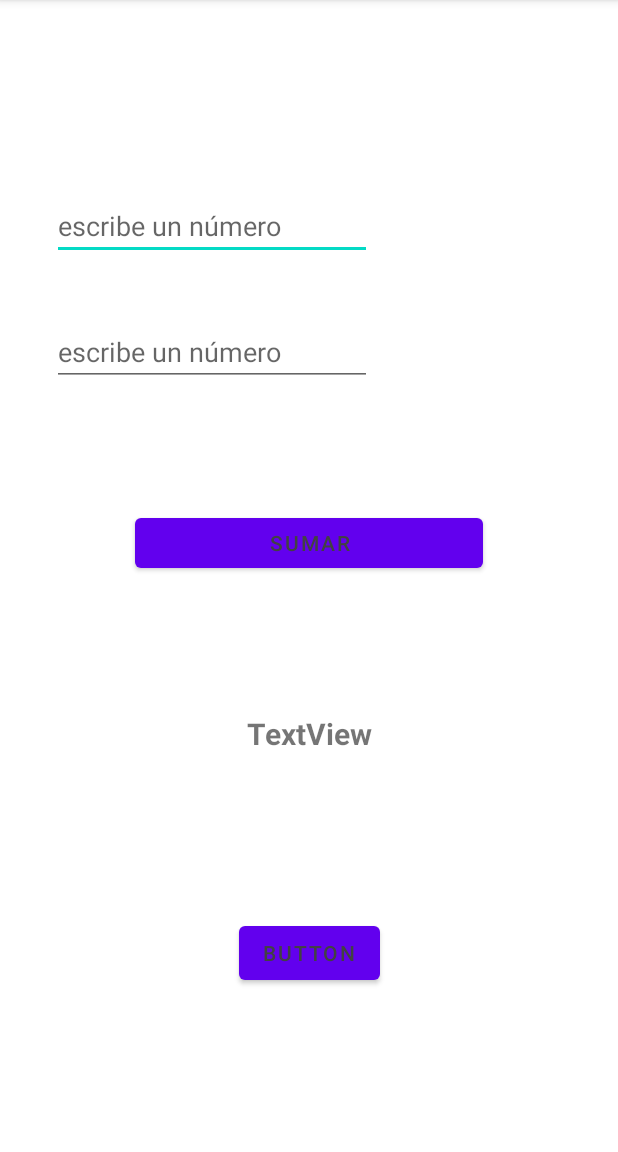
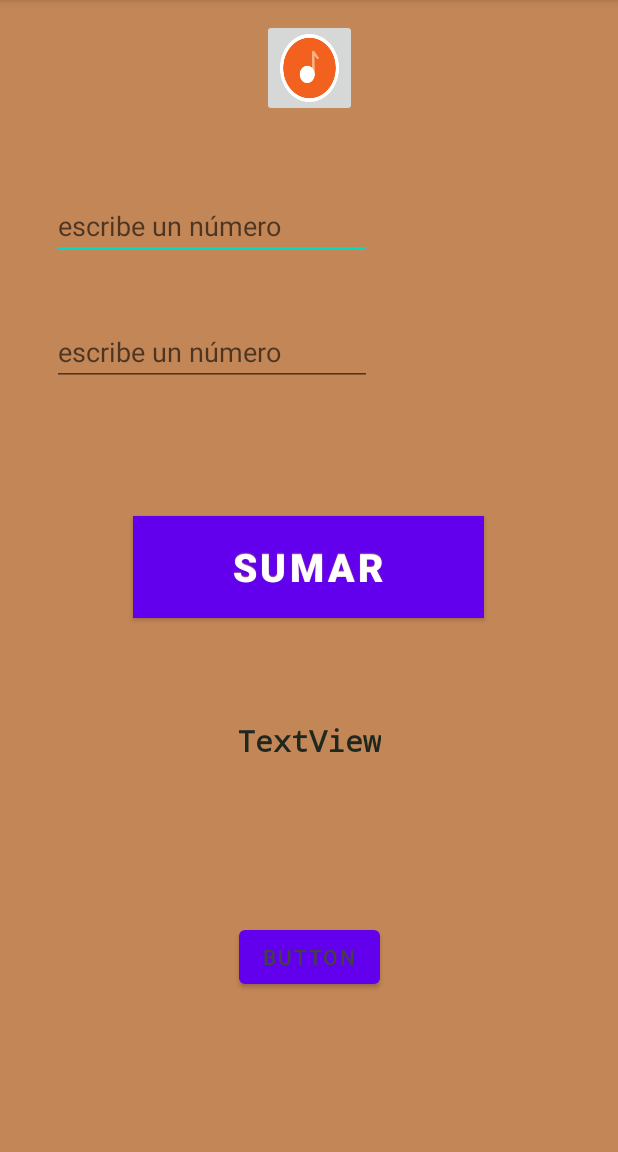
Before and after one commit to LuisAmayaUGB/Semana3ejercicio2copia, an Android app: the screen it shows after launch (MainActivity), on a phone screen of 412 x 824 dp, the part 84-1236 px from its top. Run offline under Robolectric (Android 15) with nearby library versions, the phone set to English and light mode, and no system bars.

Commit message:
utilizando un ImageButton

```diff
--- a/app/src/main/res/layout/activity_main.xml
+++ b/app/src/main/res/layout/activity_main.xml
@@ -4,8 +4,8 @@
     xmlns:tools="http://schemas.android.com/tools"
     android:layout_width="match_parent"
     android:layout_height="match_parent"
+    style="@style/temaBoton"
     tools:context=".MainActivity">
-
 
 
     <EditText
@@ -36,12 +36,14 @@
 
     <Button
         android:id="@+id/btnsumar"
-        android:layout_width="232dp"
-        android:layout_height="45dp"
-        android:layout_marginTop="127dp"
+        android:layout_width="234dp"
+        android:layout_height="68dp"
+        android:layout_marginTop="132dp"
         android:onClick="sumando"
         android:text="Sumar"
+        style="@style/temaBoton"
         app:layout_constraintEnd_toEndOf="parent"
+        app:layout_constraintHorizontal_bias="0.497"
         app:layout_constraintStart_toStartOf="parent"
         app:layout_constraintTop_toTopOf="@+id/edtnum2" />
 
@@ -51,6 +53,7 @@
         android:layout_height="wrap_content"
         android:layout_marginTop="136dp"
         android:text="TextView"
+        style="@style/CustomFontStyle"
         android:textSize="20sp"
         android:textStyle="bold"
         app:layout_constraintEnd_toEndOf="parent"
@@ -67,5 +70,18 @@
         app:layout_constraintStart_toStartOf="parent"
         app:layout_constraintTop_toBottomOf="@+id/txtVer" />
 
+    <ImageButton
+        android:id="@+id/botonImage"
+        android:layout_width="63dp"
+        android:layout_height="65dp"
+        android:layout_marginBottom="37dp"
+        android:onClick="sumando"
+        android:scaleType="fitXY"
+        app:layout_constraintBottom_toTopOf="@+id/edtnum1"
+        app:layout_constraintEnd_toEndOf="parent"
+        app:layout_constraintStart_toStartOf="parent"
+        app:layout_constraintTop_toTopOf="parent"
+        app:srcCompat="@drawable/dos" />
+
 
 </androidx.constraintlayout.widget.ConstraintLayout>
--- /dev/null
+++ b/app/src/main/res/values/mitema.xml
@@ -0,0 +1,15 @@
+<?xml version="1.0" encoding="utf-8"?>
+
+<resources>
+<style name="temaBoton">
+    <item name="android:gravity">center_vertical|center_horizontal</item>
+    <item name="android:textColor">#FFFFFFFF</item>
+    <item name="android:shadowColor">#AF6262</item>
+    <item name="android:shadowDx">0</item>
+    <item name="android:shadowDy">-1</item>
+    <item name="android:shadowRadius">0.2</item>
+    <item name="android:textSize">26dip</item>
+    <item name="android:textStyle">bold</item>
+    <item name="android:background">#C38656</item>
+</style>
+</resources>
--- /dev/null
+++ b/app/src/main/res/values/temaTextview.xml
@@ -0,0 +1,14 @@
+<?xml version="1.0" encoding="utf-8"?>
+<resources>
+
+
+    <style name="CustomFontStyle">
+        <item name="android:layout_width">fill_parent</item>
+        <item name="android:layout_height">wrap_content</item>
+        <item name="android:capitalize">characters</item>
+        <item name="android:typeface">monospace</item>
+        <item name="android:textSize">12pt</item>
+        <item name="android:textColor">#1F271F</item>/>
+    </style>
+
+</resources>
```
Also changed, not shown: app/src/main/java/com/example/semana3ejercicio2/MainActivity.java (+41 -0 lines), app/src/main/res/values/themes.xml (+8 -0 lines).
